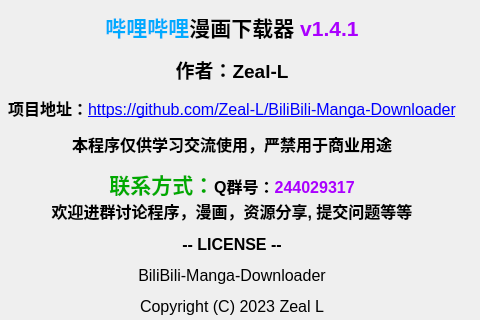
Qt form src/ui/PySide_src/myAbout.ui (Zeal-L/BiliBili-Manga-Downloader) before a commit; both pictures show x 341 to 821 and y 0 to 320 of the 821 by 610 pixel window.
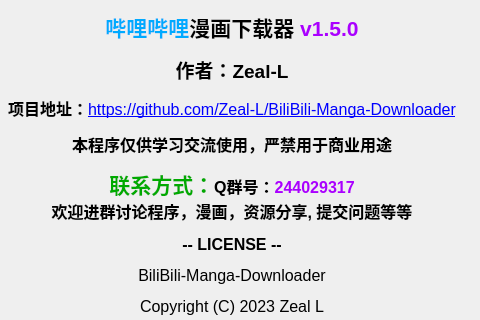
The same form after that commit. Icons and pictures are not drawn.

What changed in the file:
```diff
--- a/src/ui/PySide_src/myAbout.ui
+++ b/src/ui/PySide_src/myAbout.ui
@@ -33,7 +33,7 @@
      <item>
       <widget class="QLabel" name="outline">
        <property name="text">
-        <string>&lt;html&gt;&lt;head/&gt;&lt;body&gt;&lt;p align=&quot;center&quot;&gt;&lt;span style=&quot; font-size:16pt; font-weight:700; color:#00aaff;&quot;&gt;哔哩哔哩&lt;/span&gt;&lt;span style=&quot; font-size:16pt; font-weight:700;&quot;&gt;漫画下载器 &lt;/span&gt;&lt;span style=&quot; font-size:16pt; font-weight:700; color:#aa00ff;&quot;&gt;v1.4.1&lt;/span&gt;&lt;/p&gt;&lt;p align=&quot;center&quot;&gt;&lt;span style=&quot; font-size:14pt; font-weight:700;&quot;&gt;作者：Zeal-L&lt;/span&gt;&lt;/p&gt;&lt;p align=&quot;center&quot;&gt;&lt;span style=&quot; font-size:12pt; font-weight:700;&quot;&gt;项目地址：&lt;/span&gt;&lt;a href=&quot;https://github.com/Zeal-L/BiliBili-Manga-Downloader&quot;&gt;&lt;span style=&quot; font-size:12pt; text-decoration: underline; color:#0000ff;&quot;&gt;https://github.com/Zeal-L/BiliBili-Manga-Downloader&lt;/span&gt;&lt;/a&gt;&lt;/p&gt;&lt;p align=&quot;center&quot;&gt;&lt;span style=&quot; font-size:12pt; font-weight:700;&quot;&gt;本程序仅供学习交流使用，严禁用于商业用途&lt;/span&gt;&lt;/p&gt;&lt;p align=&quot;center&quot;&gt;&lt;span style=&quot; font-size:16pt; font-weight:700; color:#00aa00;&quot;&gt;联系方式：&lt;/span&gt;&lt;span style=&quot; font-size:12pt; font-weight:700;&quot;&gt;Q群号：&lt;/span&gt;&lt;span style=&quot; font-size:12pt; font-weight:700; color:#aa00ff;&quot;&gt;244029317&lt;/span&gt;&lt;span style=&quot; font-size:12pt; font-weight:700;&quot;&gt;&lt;br/&gt;欢迎进群讨论程序，漫画，资源分享, 提交问题等等&lt;/span&gt;&lt;/p&gt;&lt;p align=&quot;center&quot;&gt;&lt;span style=&quot; font-family:'HYWenHei-85W'; font-size:12pt; font-weight:700;&quot;&gt;-- LICENSE --&lt;/span&gt;&lt;/p&gt;&lt;p align=&quot;center&quot;&gt;&lt;span style=&quot; font-family:'HYWenHei-85W'; font-size:12pt;&quot;&gt;BiliBili-Manga-Downloader&lt;/span&gt;&lt;/p&gt;&lt;p align=&quot;center&quot;&gt;&lt;span style=&quot; font-family:'HYWenHei-85W'; font-size:12pt;&quot;&gt;Copyright (C) 2023 Zeal L&lt;/span&gt;&lt;/p&gt;&lt;p align=&quot;center&quot;&gt;&lt;span style=&quot; font-family:'HYWenHei-85W'; font-size:12pt;&quot;&gt;This program is free software: you can redistribute it and/or modify it under the terms of the GNU Affero General Public License as published by the Free Software Foundation, either version 3 of the License, or (at your option) any later version.&lt;/span&gt;&lt;/p&gt;&lt;p align=&quot;center&quot;&gt;&lt;span style=&quot; font-family:'HYWenHei-85W'; font-size:12pt;&quot;&gt;This program is distributed in the hope that it will be useful,but WITHOUT ANY WARRANTY; without even the implied warranty of MERCHANTABILITY or FITNESS FOR A PARTICULAR PURPOSE. See the GNU Affero General Public License for more details.&lt;/span&gt;&lt;/p&gt;&lt;p align=&quot;center&quot;&gt;&lt;span style=&quot; font-family:'HYWenHei-85W'; font-size:12pt;&quot;&gt;You should have received a copy of the GNU Affero General Public License along with this program. If not, see &lt;/span&gt;&lt;a href=&quot;https://www.gnu.org/licenses&quot;&gt;&lt;span style=&quot; font-size:12pt; text-decoration: underline; color:#0000ff;&quot;&gt;https://www.gnu.org/licenses&lt;/span&gt;&lt;/a&gt;&lt;span style=&quot; font-family:'HYWenHei-85W'; font-size:12pt;&quot;&gt;.&lt;/span&gt;&lt;/p&gt;&lt;p&gt;&lt;br/&gt;&lt;/p&gt;&lt;/body&gt;&lt;/html&gt;</string>
+        <string>&lt;html&gt;&lt;head/&gt;&lt;body&gt;&lt;p align=&quot;center&quot;&gt;&lt;span style=&quot; font-size:16pt; font-weight:700; color:#00aaff;&quot;&gt;哔哩哔哩&lt;/span&gt;&lt;span style=&quot; font-size:16pt; font-weight:700;&quot;&gt;漫画下载器 &lt;/span&gt;&lt;span style=&quot; font-size:16pt; font-weight:700; color:#aa00ff;&quot;&gt;v1.5.0&lt;/span&gt;&lt;/p&gt;&lt;p align=&quot;center&quot;&gt;&lt;span style=&quot; font-size:14pt; font-weight:700;&quot;&gt;作者：Zeal-L&lt;/span&gt;&lt;/p&gt;&lt;p align=&quot;center&quot;&gt;&lt;span style=&quot; font-size:12pt; font-weight:700;&quot;&gt;项目地址：&lt;/span&gt;&lt;a href=&quot;https://github.com/Zeal-L/BiliBili-Manga-Downloader&quot;&gt;&lt;span style=&quot; font-size:12pt; text-decoration: underline; color:#0000ff;&quot;&gt;https://github.com/Zeal-L/BiliBili-Manga-Downloader&lt;/span&gt;&lt;/a&gt;&lt;/p&gt;&lt;p align=&quot;center&quot;&gt;&lt;span style=&quot; font-size:12pt; font-weight:700;&quot;&gt;本程序仅供学习交流使用，严禁用于商业用途&lt;/span&gt;&lt;/p&gt;&lt;p align=&quot;center&quot;&gt;&lt;span style=&quot; font-size:16pt; font-weight:700; color:#00aa00;&quot;&gt;联系方式：&lt;/span&gt;&lt;span style=&quot; font-size:12pt; font-weight:700;&quot;&gt;Q群号：&lt;/span&gt;&lt;span style=&quot; font-size:12pt; font-weight:700; color:#aa00ff;&quot;&gt;244029317&lt;/span&gt;&lt;span style=&quot; font-size:12pt; font-weight:700;&quot;&gt;&lt;br/&gt;欢迎进群讨论程序，漫画，资源分享, 提交问题等等&lt;/span&gt;&lt;/p&gt;&lt;p align=&quot;center&quot;&gt;&lt;span style=&quot; font-family:'HYWenHei-85W'; font-size:12pt; font-weight:700;&quot;&gt;-- LICENSE --&lt;/span&gt;&lt;/p&gt;&lt;p align=&quot;center&quot;&gt;&lt;span style=&quot; font-family:'HYWenHei-85W'; font-size:12pt;&quot;&gt;BiliBili-Manga-Downloader&lt;/span&gt;&lt;/p&gt;&lt;p align=&quot;center&quot;&gt;&lt;span style=&quot; font-family:'HYWenHei-85W'; font-size:12pt;&quot;&gt;Copyright (C) 2023 Zeal L&lt;/span&gt;&lt;/p&gt;&lt;p align=&quot;center&quot;&gt;&lt;span style=&quot; font-family:'HYWenHei-85W'; font-size:12pt;&quot;&gt;This program is free software: you can redistribute it and/or modify it under the terms of the GNU Affero General Public License as published by the Free Software Foundation, either version 3 of the License, or (at your option) any later version.&lt;/span&gt;&lt;/p&gt;&lt;p align=&quot;center&quot;&gt;&lt;span style=&quot; font-family:'HYWenHei-85W'; font-size:12pt;&quot;&gt;This program is distributed in the hope that it will be useful,but WITHOUT ANY WARRANTY; without even the implied warranty of MERCHANTABILITY or FITNESS FOR A PARTICULAR PURPOSE. See the GNU Affero General Public License for more details.&lt;/span&gt;&lt;/p&gt;&lt;p align=&quot;center&quot;&gt;&lt;span style=&quot; font-family:'HYWenHei-85W'; font-size:12pt;&quot;&gt;You should have received a copy of the GNU Affero General Public License along with this program. If not, see &lt;/span&gt;&lt;a href=&quot;https://www.gnu.org/licenses&quot;&gt;&lt;span style=&quot; font-size:12pt; text-decoration: underline; color:#0000ff;&quot;&gt;https://www.gnu.org/licenses&lt;/span&gt;&lt;/a&gt;&lt;span style=&quot; font-family:'HYWenHei-85W'; font-size:12pt;&quot;&gt;.&lt;/span&gt;&lt;/p&gt;&lt;p&gt;&lt;br/&gt;&lt;/p&gt;&lt;/body&gt;&lt;/html&gt;</string>
        </property>
        <property name="wordWrap">
         <bool>true</bool>
```
